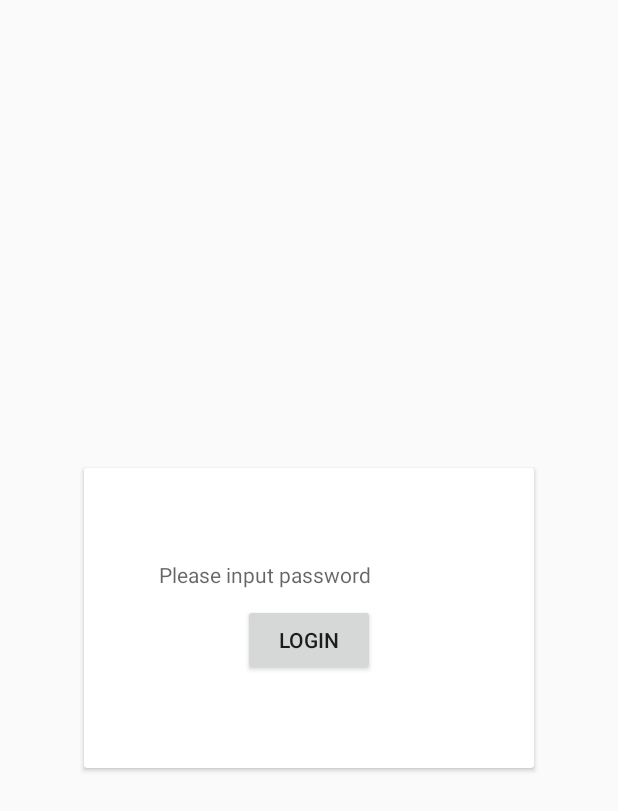
After one commit to shazawdidi/IstudentTeacher, an Android app: the fragment OTPFragment placed in its activity, on a phone screen of 412 x 824 dp. The commit adds this screen. Shown: the top 811 px of the screen. Run offline under Robolectric (Android 15) with nearby library versions, the phone set to English and light mode, and no system bars.

Commit message:
login fragment replacement

```diff
--- a/app/src/main/java/com/tztechs/teacher/NetWork/ApiClient.java
+++ b/app/src/main/java/com/tztechs/teacher/NetWork/ApiClient.java
@@ -16,7 +16,7 @@ import retrofit2.converter.gson.GsonConverterFactory;
 
 public class ApiClient {
 
-    public static final String BASE_URL = "";
+    public static final String BASE_URL = "http://127.0.0.1/";
     public static final long SIZE_OF_CACHE = 10 * 1024 * 1024;
     public static Retrofit getClient(String baseUrl)
     {
--- a/app/src/main/java/com/tztechs/teacher/UI/Activates/LoginActivity.java
+++ b/app/src/main/java/com/tztechs/teacher/UI/Activates/LoginActivity.java
@@ -2,6 +2,7 @@ package com.tztechs.teacher.UI.Activates;
 
 import android.app.FragmentTransaction;
 import android.os.Bundle;
+import android.util.Log;
 import android.widget.Button;
 import android.widget.EditText;
 import android.widget.ProgressBar;
@@ -12,21 +13,32 @@ import androidx.appcompat.app.AppCompatActivity;
 import androidx.fragment.app.Fragment;
 
 import com.tztechs.teacher.R;
+import com.tztechs.teacher.UI.Fragments.OTPFragment;
 import com.tztechs.teacher.UI.Fragments.PhoneFragment;
 
 import java.util.Objects;
 
 
-public class LoginActivity extends AppCompatActivity {
+public class LoginActivity extends AppCompatActivity implements PhoneFragment.Communicator{
 
 
-
+    private static final String TAG = "LoginActivity";
+    FragmentTransaction ft;
     @Override
     public void onCreate(Bundle savedInstanceState) {
         super.onCreate(savedInstanceState);
         setContentView(R.layout.activity_login);
-        FragmentTransaction ft = getFragmentManager().beginTransaction();
+        ft = getFragmentManager().beginTransaction();
         ft.replace(R.id.loginFragmentHolder,new PhoneFragment());
+        ft.addToBackStack(null);
         ft.commit();
     }
+
+    @Override
+    public void onClick() {
+        ft.replace(R.id.loginFragmentHolder,new OTPFragment());
+
+        Log.i(TAG,"called");
+
+    }
 }
--- /dev/null
+++ b/app/src/main/java/com/tztechs/teacher/UI/Fragments/OTPFragment.java
@@ -0,0 +1,40 @@
+package com.tztechs.teacher.UI.Fragments;
+
+import android.app.Fragment;
+import android.content.Context;
+import android.os.Bundle;
+
+import android.view.LayoutInflater;
+import android.view.View;
+import android.view.ViewGroup;
+import android.widget.TextView;
+
+import com.tztechs.teacher.R;
+
+public class OTPFragment extends Fragment {
+
+    TextView otp;
+    View view;
+    @Override
+    public View onCreateView(LayoutInflater inflater, ViewGroup container,
+                             Bundle savedInstanceState) {
+        // Inflate the layout for this fragment
+        view= inflater.inflate(R.layout.fragment_otp, container, false);
+        initViews();
+        return view;
+    }
+
+    private void initViews() {
+        otp=view.findViewById(R.id.edtOtp);
+    }
+
+
+    @Override
+    public void onAttach(Context context) {
+        super.onAttach(context);
+    }
+
+
+
+
+}
--- a/app/src/main/java/com/tztechs/teacher/UI/Fragments/PhoneFragment.java
+++ b/app/src/main/java/com/tztechs/teacher/UI/Fragments/PhoneFragment.java
@@ -6,6 +6,7 @@ import android.content.Intent;
 import android.os.Bundle;
 
 
+import android.util.Log;
 import android.view.LayoutInflater;
 import android.view.View;
 import android.view.ViewGroup;
@@ -23,9 +24,12 @@ import retrofit2.Response;
 
 
 public class PhoneFragment extends Fragment {
-Button login;
+    Button login;
     View view;
+    Communicator communicator;
     private Context context;
+    private String TAG = "PhoneFragment";
+
     public static PhoneFragment newInstance(String param1, String param2) {
         PhoneFragment fragment = new PhoneFragment();
         return fragment;
@@ -34,22 +38,28 @@ Button login;
     @Override
     public View onCreateView(LayoutInflater inflater, ViewGroup container,
                              Bundle savedInstanceState) {
-         view= inflater.inflate(R.layout.fragment_phone, container, false);
+        view = inflater.inflate(R.layout.fragment_phone, container, false);
+        communicator = (Communicator) context;
         initComponent();
         return view;
     }
 
     private void initComponent() {
-        login=view.findViewById(R.id.login);
-        login.setOnClickListener(e->{
+        Log.i(TAG, "init");
+        login = view.findViewById(R.id.login);
+        login.setOnClickListener(e -> {
+            Log.i(TAG, "click");
             ApiClient.getClient(ApiClient.BASE_URL).create(NetworkApis.class).requsteOtp("").enqueue(new Callback<BaseResponce>() {
                 @Override
                 public void onResponse(Call<BaseResponce> call, Response<BaseResponce> response) {
-
+                    communicator.onClick();
+                    Log.i(TAG, "onResponse");
                 }
 
                 @Override
                 public void onFailure(Call<BaseResponce> call, Throwable t) {
+                    communicator.onClick();
+                    Log.i(TAG, "onFailure");
 
                 }
             });
@@ -59,12 +69,17 @@ Button login;
     @Override
     public void onAttach(Context context) {
         super.onAttach(context);
-        this.context=context;
+        this.context = context;
     }
+
 
     @Override
     public void onDetach() {
         super.onDetach();
     }
 
+    public interface Communicator {
+        public void onClick();
+    }
+
 }
--- /dev/null
+++ b/app/src/main/res/layout/fragment_otp.xml
@@ -0,0 +1,41 @@
+<?xml version="1.0" encoding="utf-8"?>
+<androidx.constraintlayout.widget.ConstraintLayout xmlns:android="http://schemas.android.com/apk/res/android"
+    xmlns:app="http://schemas.android.com/apk/res-auto"
+    xmlns:tools="http://schemas.android.com/tools"
+    android:layout_width="match_parent"
+    android:layout_height="match_parent"
+    tools:context=".UI.Fragments.OTPFragment">
+
+    <androidx.cardview.widget.CardView
+        android:layout_width="300dp"
+        android:layout_height="200dp"
+        app:layout_constraintBottom_toBottomOf="parent"
+        app:layout_constraintEnd_toEndOf="parent"
+        app:layout_constraintStart_toStartOf="parent"
+        app:layout_constraintTop_toTopOf="parent"
+        app:contentPadding="50dp">
+
+        <LinearLayout
+            android:gravity="center"
+            android:orientation="vertical"
+            android:layout_width="match_parent"
+            android:layout_height="match_parent">
+            <com.google.android.material.textfield.TextInputLayout
+                android:layout_width="match_parent"
+                android:layout_height="wrap_content">
+                <TextView
+                    android:id="@+id/edtOtp"
+                    android:layout_width="match_parent"
+                    android:layout_height="wrap_content"
+                    android:hint="Please input password"/>
+            </com.google.android.material.textfield.TextInputLayout>
+
+            <Button
+                android:layout_marginTop="10dp"
+                android:text="login"
+                android:layout_width="wrap_content"
+                android:layout_height="wrap_content"/>
+        </LinearLayout>
+    </androidx.cardview.widget.CardView>
+
+</androidx.constraintlayout.widget.ConstraintLayout>
--- a/app/src/main/res/layout/fragment_phone.xml
+++ b/app/src/main/res/layout/fragment_phone.xml
@@ -52,7 +52,7 @@
             android:layout_gravity="start"
             android:layout_marginTop="36dp"
             android:background="@color/colorPrimary"
-            android:enabled="false"
+            android:enabled="true"
             android:text="@string/action_sign_in"
             android:textColor="@color/white"
             app:layout_constraintEnd_toEndOf="parent"
--- a/app/src/main/res/values/strings.xml
+++ b/app/src/main/res/values/strings.xml
@@ -17,4 +17,7 @@
     <string name="prompt_phone">Phone Number</string>
     <string name="action_sign_in">Login</string>
     <string name="loading">loading...</string>
+
+    <!-- TODO: Remove or change this placeholder text -->
+    <string name="hello_blank_fragment">Hello blank fragment</string>
 </resources>
```
